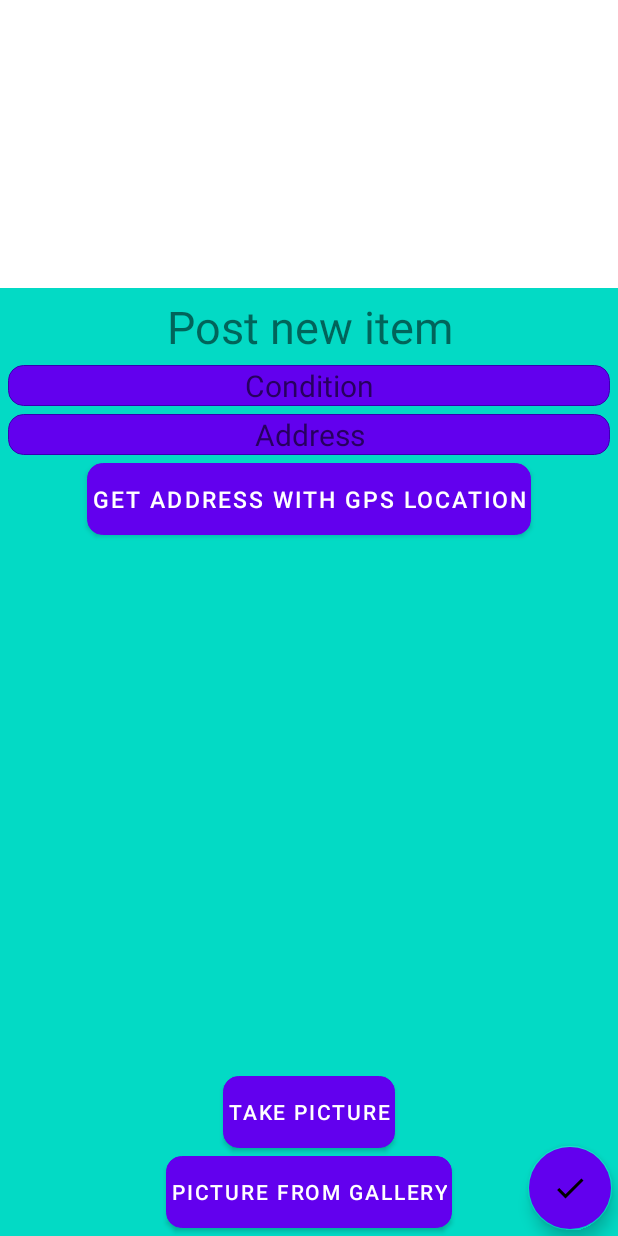
After one commit to Shlomixg/Thanks4Giving, an Android app: the fragment newPostFragment shown on its own in the app's theme, on a phone screen of 412 x 824 dp. The commit adds this screen. Run offline under Robolectric (Android 15) with nearby library versions, the phone set to English and light mode, and no system bars.

Commit message:
New post fragment added but not working! App closes on "Add button" click, gives no errors to debug. newPostFragment.java NOT FINISHED

```diff
--- a/app/src/main/java/com/tsk/thanks4giving/MainActivity.java
+++ b/app/src/main/java/com/tsk/thanks4giving/MainActivity.java
@@ -6,21 +6,29 @@ import androidx.appcompat.app.AppCompatActivity;
 import androidx.appcompat.widget.Toolbar;
 import androidx.core.view.GravityCompat;
 import androidx.drawerlayout.widget.DrawerLayout;
+import androidx.fragment.app.Fragment;
+import androidx.fragment.app.FragmentManager;
+import androidx.fragment.app.FragmentTransaction;
 import androidx.recyclerview.widget.ItemTouchHelper;
 import androidx.recyclerview.widget.LinearLayoutManager;
 import androidx.recyclerview.widget.RecyclerView;
+
 import android.os.Bundle;
 import android.view.MenuItem;
 import android.view.View;
 import android.widget.Toast;
+
+import com.google.android.material.floatingactionbutton.FloatingActionButton;
 import com.google.android.material.navigation.NavigationView;
 import java.util.ArrayList;
 
 public class MainActivity extends AppCompatActivity {
 
+    final String NEW_POST_FRAG = "new post fragment";
     DrawerLayout drawerLayout;
     Toolbar toolbar;
     NavigationView navigationView;
+    FloatingActionButton addBtn;
     ArrayList<Post> postList = new ArrayList<>();
     RecyclerView recycler;
     PostAdapter adapter;
@@ -40,10 +48,22 @@ public class MainActivity extends AppCompatActivity {
         toolbar = findViewById(R.id.toolbar);
         navigationView = findViewById(R.id.navigation_view);
         recycler = findViewById(R.id.recycler);
+        addBtn = findViewById(R.id.add_btn);
         recycler.setHasFixedSize(true);
         recycler.setLayoutManager(new LinearLayoutManager(this));
         adapter = new PostAdapter(postList);
         adapter.notifyDataSetChanged();
+
+
+        //TODO find out why app closes with NO ERROR!!!!!
+        addBtn.setOnClickListener(new View.OnClickListener() {
+            @Override
+            public void onClick(View v) {
+                FragmentManager fragmentManager = getSupportFragmentManager();
+                FragmentTransaction transaction = fragmentManager.beginTransaction();
+                transaction.add(R.id.drawer,new newPostFragment(),NEW_POST_FRAG).addToBackStack(null).commit();
+            }
+        });
 
         setSupportActionBar(toolbar);
 
--- /dev/null
+++ b/app/src/main/java/com/tsk/thanks4giving/newPostFragment.java
@@ -0,0 +1,69 @@
+package com.tsk.thanks4giving;
+
+import android.content.Context;
+import android.os.Bundle;
+import android.view.LayoutInflater;
+import android.view.View;
+import android.view.ViewGroup;
+import androidx.annotation.NonNull;
+import androidx.annotation.Nullable;
+import androidx.fragment.app.Fragment;
+
+public class newPostFragment extends Fragment {
+    @Override
+    public void onAttach(@NonNull Context context) {
+        super.onAttach(context);
+    }
+
+    @Override
+    public void onCreate(@Nullable Bundle savedInstanceState) {
+        super.onCreate(savedInstanceState);
+    }
+
+    @Nullable
+    @Override
+    public View onCreateView(@NonNull LayoutInflater inflater, @Nullable ViewGroup container, @Nullable Bundle savedInstanceState) {
+        View rootView = inflater.inflate(R.layout.new_post_layout,container,false);
+        return rootView;
+    }
+
+    @Override
+    public void onActivityCreated(@Nullable Bundle savedInstanceState) {
+        super.onActivityCreated(savedInstanceState);
+    }
+
+    @Override
+    public void onStart() {
+        super.onStart();
+    }
+
+    @Override
+    public void onResume() {
+        super.onResume();
+    }
+
+    @Override
+    public void onPause() {
+        super.onPause();
+    }
+
+    @Override
+    public void onStop() {
+        super.onStop();
+    }
+
+    @Override
+    public void onDestroyView() {
+        super.onDestroyView();
+    }
+
+    @Override
+    public void onDestroy() {
+        super.onDestroy();
+    }
+
+    @Override
+    public void onDetach() {
+        super.onDetach();
+    }
+}
--- /dev/null
+++ b/app/src/main/res/drawable/bg.xml
@@ -0,0 +1,17 @@
+<?xml version="1.0" encoding="utf-8"?>
+<shape xmlns:android="http://schemas.android.com/apk/res/android"
+    android:shape="rectangle" >
+
+    <corners
+        android:bottomLeftRadius="10dp"
+        android:bottomRightRadius="10dp"
+        android:topLeftRadius="10dp"
+        android:topRightRadius="10dp" />
+
+    <stroke
+        android:width="0.5dp"
+        android:color="@color/colorPrimaryDark" />
+
+    <solid android:color="@color/colorPrimary" />
+
+</shape>
--- /dev/null
+++ b/app/src/main/res/drawable/ic_baseline_add_24.xml
@@ -0,0 +1,10 @@
+<vector xmlns:android="http://schemas.android.com/apk/res/android"
+    android:width="24dp"
+    android:height="24dp"
+    android:viewportWidth="24"
+    android:viewportHeight="24"
+    android:tint="#000000">
+  <path
+      android:fillColor="@android:color/black"
+      android:pathData="M19,13h-6v6h-2v-6H5v-2h6V5h2v6h6v2z"/>
+</vector>
--- /dev/null
+++ b/app/src/main/res/drawable/ic_baseline_check_24.xml
@@ -0,0 +1,10 @@
+<vector xmlns:android="http://schemas.android.com/apk/res/android"
+    android:width="24dp"
+    android:height="24dp"
+    android:viewportWidth="24"
+    android:viewportHeight="24"
+    android:tint="#000000">
+  <path
+      android:fillColor="@android:color/black"
+      android:pathData="M9,16.17L4.83,12l-1.42,1.41L9,19 21,7l-1.41,-1.41z"/>
+</vector>
--- a/app/src/main/res/layout/activity_main.xml
+++ b/app/src/main/res/layout/activity_main.xml
@@ -22,7 +22,7 @@
                 android:layout_height="match_parent"
                 android:id="@+id/collapsing_layout"
                 app:contentScrim="@color/colorPrimary"
-                app:layout_scrollFlags="scroll|exitUntilCollapsed">
+                app:layout_scrollFlags="scroll|enterAlwaysCollapsed">
 
                 <ImageView
                     android:layout_width="match_parent"
@@ -30,36 +30,17 @@
                     android:scaleType="centerCrop"
                     android:src="@drawable/ic_launcher_foreground"
                     app:layout_collapseMode="parallax"
-                    app:layout_collapseParallaxMultiplier="0.7"/>
+                    app:layout_collapseParallaxMultiplier="1"/>
 
                 <androidx.appcompat.widget.Toolbar
                     android:id="@+id/toolbar"
                     android:layout_width="match_parent"
-                    android:layout_height="wrap_content"
-                    android:background="?attr/colorPrimary"
-                    android:minHeight="?attr/actionBarSize"
-                    app:titleTextColor="@android:color/white"/>
+                    android:layout_height="?attr/actionBarSize"
+                    app:layout_collapseMode="pin"/>
 
             </com.google.android.material.appbar.CollapsingToolbarLayout>
 
         </com.google.android.material.appbar.AppBarLayout>
-
-        <!--<LinearLayout
-            android:layout_width="wrap_content"
-            android:layout_height="wrap_content"
-            android:orientation="horizontal">
-
-            <androidx.appcompat.widget.Toolbar
-                android:id="@+id/toolbar"
-                android:layout_width="match_parent"
-                android:layout_height="wrap_content"
-                android:background="?attr/colorPrimary"
-                android:minHeight="?attr/actionBarSize"
-                app:titleTextColor="@android:color/white">
-
-            </androidx.appcompat.widget.Toolbar>
-
-        </LinearLayout>-->
 
         <androidx.recyclerview.widget.RecyclerView
             android:id="@+id/recycler"
@@ -67,6 +48,15 @@
             android:layout_height="match_parent"
             android:layout_margin="5dp"
             app:layout_behavior="@string/appbar_scrolling_view_behavior"/>
+
+        <com.google.android.material.floatingactionbutton.FloatingActionButton
+            android:layout_width="wrap_content"
+            android:layout_height="wrap_content"
+            android:backgroundTint="@color/colorPrimary"
+            android:layout_gravity="end|bottom"
+            android:layout_margin="4dp"
+            android:src="@drawable/ic_baseline_add_24"
+            android:id="@+id/add_btn"/>
 
     </androidx.coordinatorlayout.widget.CoordinatorLayout>
 
@@ -78,7 +68,6 @@
         android:layout_gravity="start"
         android:clipToPadding="false"
         app:headerLayout="@layout/nav_header_main"
-        app:menu="@menu/main_menu"
-        />
+        app:menu="@menu/main_menu"/>
 
 </androidx.drawerlayout.widget.DrawerLayout>
--- /dev/null
+++ b/app/src/main/res/layout/new_post_layout.xml
@@ -0,0 +1,120 @@
+<?xml version="1.0" encoding="utf-8"?>
+<RelativeLayout
+    xmlns:android="http://schemas.android.com/apk/res/android"
+    xmlns:app="http://schemas.android.com/apk/res-auto"
+    android:layout_width="wrap_content"
+    android:layout_height="wrap_content"
+    android:orientation="vertical"
+    android:layout_gravity="bottom"
+    android:background="@color/colorAccent">
+
+    <TextView
+        android:layout_width="match_parent"
+        android:layout_height="wrap_content"
+        android:layout_margin="5dp"
+        android:gravity="center"
+        android:textSize="30sp"
+        android:id="@+id/title"
+        android:text="Post new item"/>
+
+    <EditText
+        android:layout_width="match_parent"
+        android:layout_height="wrap_content"
+        android:textSize="20sp"
+        android:background="@drawable/bg"
+        android:layout_marginEnd="5dp"
+        android:layout_marginStart="5dp"
+        android:textColor="@color/colorWhite"
+        android:layout_below="@id/title"
+        android:id="@+id/condition_editText"
+        android:gravity="center"
+        android:hint="Condition"/>
+
+    <EditText
+        android:layout_width="match_parent"
+        android:layout_height="wrap_content"
+        android:textSize="20sp"
+        android:background="@drawable/bg"
+        android:layout_below="@id/condition_editText"
+        android:textColor="@color/colorWhite"
+        android:id="@+id/address_editText"
+        android:gravity="center"
+        android:layout_margin="5dp"
+        android:hint="Address"/>
+
+    <Button
+        android:layout_width="wrap_content"
+        android:layout_height="wrap_content"
+        android:id="@+id/gpsLocation_btn"
+        android:background="@drawable/bg"
+        android:layout_below="@+id/address_editText"
+        android:text="Get Address with GPS location"
+        android:textSize="15sp"
+        android:padding="3dp"
+        android:textColor="@color/colorWhite"
+        android:layout_centerHorizontal="true"/>
+
+    <LinearLayout
+        android:layout_width="match_parent"
+        android:layout_height="wrap_content"
+        android:gravity="center"
+        android:id="@+id/image_layout"
+        android:layout_margin="5dp"
+        android:layout_below="@id/gpsLocation_btn">
+
+        <ImageView
+            android:layout_width="300dp"
+            android:layout_height="350dp"
+            android:id="@+id/newPostImage"
+            android:scaleType="centerCrop"/>
+
+    </LinearLayout>
+
+    <androidx.constraintlayout.widget.ConstraintLayout
+        android:layout_width="match_parent"
+        android:layout_height="wrap_content"
+        android:id="@+id/picBtnsLayout"
+        android:layout_below="@+id/image_layout"
+        android:gravity="center"
+        android:orientation="vertical">
+
+        <Button
+            android:layout_width="wrap_content"
+            android:layout_height="wrap_content"
+            android:background="@drawable/bg"
+            app:layout_constraintStart_toStartOf="parent"
+            app:layout_constraintEnd_toEndOf="parent"
+            app:layout_constraintBottom_toBottomOf="parent"
+            app:layout_constraintBottom_toTopOf="@id/gallery_btn"
+            android:text="Take Picture"
+            android:padding="3dp"
+            android:textColor="@color/colorWhite"
+            android:layout_margin="5dp"
+            android:id="@+id/pic_btn"/>
+
+        <Button
+            android:padding="3dp"
+            android:background="@drawable/bg"
+            android:layout_width="wrap_content"
+            android:layout_height="wrap_content"
+            android:layout_marginBottom="5dp"
+            app:layout_constraintStart_toStartOf="parent"
+            app:layout_constraintEnd_toEndOf="parent"
+            app:layout_constraintBottom_toBottomOf="parent"
+            android:text="Picture from gallery"
+            android:textColor="@color/colorWhite"
+            android:id="@+id/gallery_btn"/>
+
+        <com.google.android.material.floatingactionbutton.FloatingActionButton
+            android:layout_width="wrap_content"
+            android:backgroundTint="@color/colorPrimary"
+            android:layout_height="wrap_content"
+            app:layout_constraintBottom_toBottomOf="parent"
+            app:layout_constraintEnd_toEndOf="parent"
+            android:layout_margin="4dp"
+            android:src="@drawable/ic_baseline_check_24"
+            android:id="@+id/confirm_btn"/>
+
+    </androidx.constraintlayout.widget.ConstraintLayout>
+
+</RelativeLayout>
```
